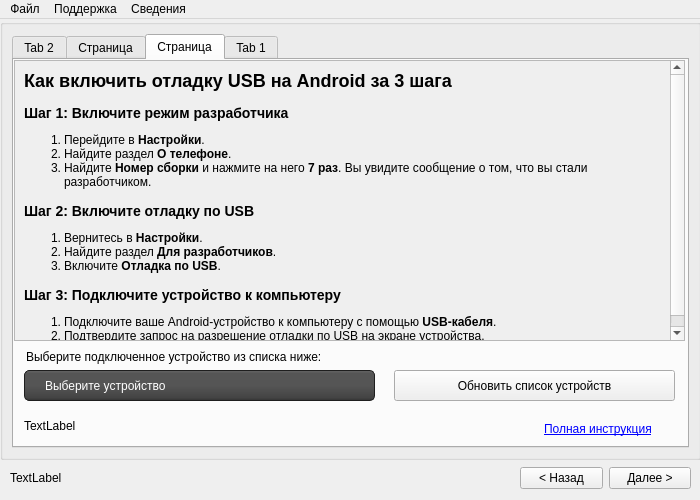
Before: the Qt Designer form ui/mainwindow.ui in badcast/adskiller, drawn with Qt 5.
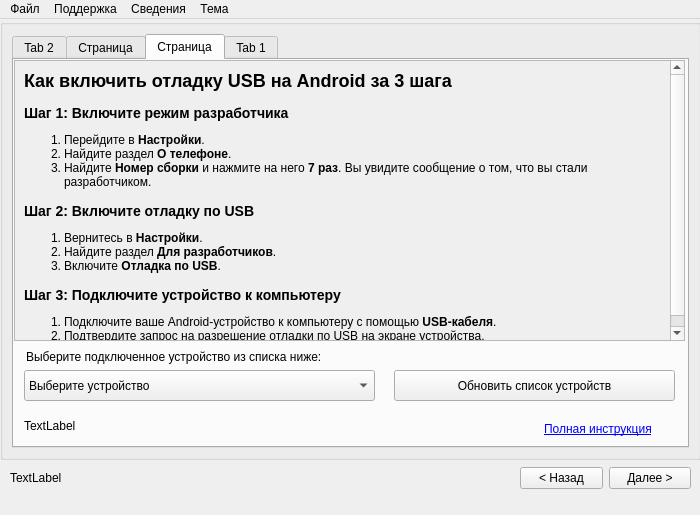
After: the same form once the commit is applied. The open tabs and pages were chosen to show the change. Icons and pictures are not drawn.

Commit message: Add new features Add Theme Style (Metro Light default) Fix some bugs.

The edit to the form file:
```diff
--- a/ui/mainwindow.ui
+++ b/ui/mainwindow.ui
@@ -13,7 +13,7 @@
     <x>0</x>
     <y>0</y>
     <width>700</width>
-    <height>500</height>
+    <height>515</height>
    </rect>
   </property>
   <property name="sizePolicy">
@@ -25,13 +25,13 @@
   <property name="minimumSize">
    <size>
     <width>700</width>
-    <height>500</height>
+    <height>515</height>
    </size>
   </property>
   <property name="maximumSize">
    <size>
     <width>700</width>
-    <height>500</height>
+    <height>515</height>
    </size>
   </property>
   <property name="windowTitle">
@@ -233,74 +233,7 @@
           </rect>
          </property>
          <property name="styleSheet">
-          <string notr="true">QComboBox
-{
-    subcontrol-origin: padding;
-    subcontrol-position: top right;
-    selection-background-color: #111;
-    selection-color: yellow;
-    color: white;
-    background-color: QLinearGradient( x1: 0, y1: 0, x2: 0, y2: 1, stop: 0 #565656, stop: 0.1 #525252, stop: 0.5 #4e4e4e, stop: 0.9 #4a4a4a, stop: 1 #464646);
-    border-style: solid;
-    border: 1px solid #1e1e1e;
-    border-radius: 5;
-    padding: 1px 0px 1px 20px;
-}
-
-
-QComboBox:hover, QPushButton:hover
-{
-    border: 1px solid yellow;
-    color: white;
-}
-
-QComboBox:editable {
-    background: red;
-    color: pink;
-}
-
-QComboBox:on
-{
-    padding-top: 0px;
-    padding-left: 0px;
-    color: white;
-    background-color: QLinearGradient( x1: 0, y1: 0, x2: 0, y2: 1, stop: 0 #2d2d2d, stop: 0.1 #2b2b2b, stop: 0.5 #292929, stop: 0.9 #282828, stop: 1 #252525);
-    selection-background-color: #ffaa00;
-}
-
-QComboBox:!on
-{
-    color: white;
-    background-color: QLinearGradient( x1: 0, y1: 0, x2: 0, y2: 1, stop: 0 #666, stop: 0.1 #555, stop: 0.5 #555, stop: 0.9 #444, stop: 1 #333);
-}
-
-QComboBox QAbstractItemView
-{
-    border: 2px solid darkgray;
-    color: black;
-    selection-background-color: QLinearGradient( x1: 0, y1: 0, x2: 0, y2: 1, stop: 0 #111, stop: 1 #333);
-}
-
-QComboBox::drop-down
-{
-     subcontrol-origin: padding;
-     subcontrol-position: top right;
-     width: 15px;
-     color: white;
-     border-left-width: 0px;
-     border-left-color: darkgray;
-     border-left-style: solid; /* just a single line */
-     border-top-right-radius: 3px; /* same radius as the QComboBox */
-     border-bottom-right-radius: 3px;
-     padding-left: 10px;
- }
-
-QComboBox::down-arrow, QSpinBox::down-arrow, QTimeEdit::down-arrow, QDateEdit::down-arrow
-{
-     image: url(:/icons/down_arrow.png);
-     width: 7px;
-     height: 5px;
-}</string>
+          <string notr="true"/>
          </property>
          <item>
           <property name="text">
@@ -591,9 +524,18 @@
     </property>
     <addaction name="action_WhatsApp"/>
    </widget>
+   <widget class="QMenu" name="menu_4">
+    <property name="title">
+     <string>Тема</string>
+    </property>
+    <addaction name="mThemeLight"/>
+    <addaction name="mThemeDark"/>
+    <addaction name="mThemeSystem"/>
+   </widget>
    <addaction name="menu"/>
    <addaction name="menu_3"/>
    <addaction name="menu_2"/>
+   <addaction name="menu_4"/>
   </widget>
   <action name="actionClose">
    <property name="text">
```
Left out of the diff: 39 changed lines with no effect on the pictures. The commit also changes 17 other files.
